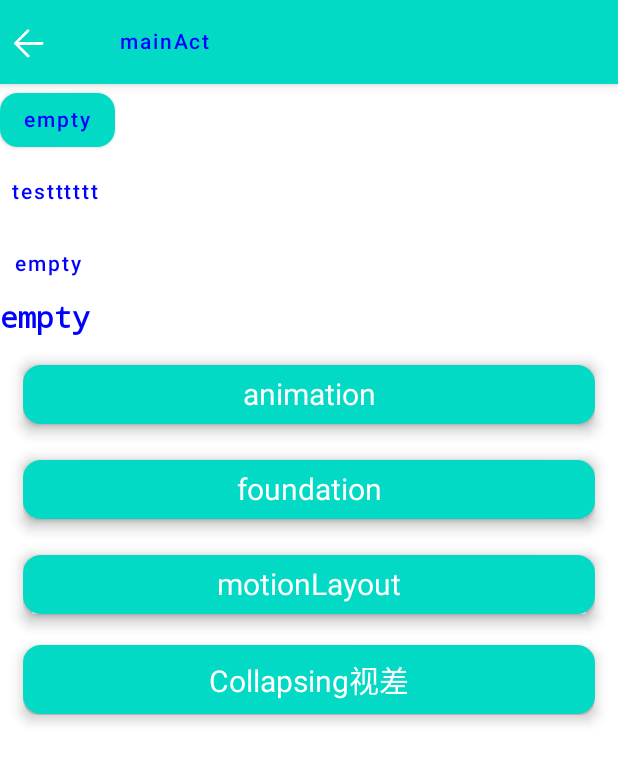
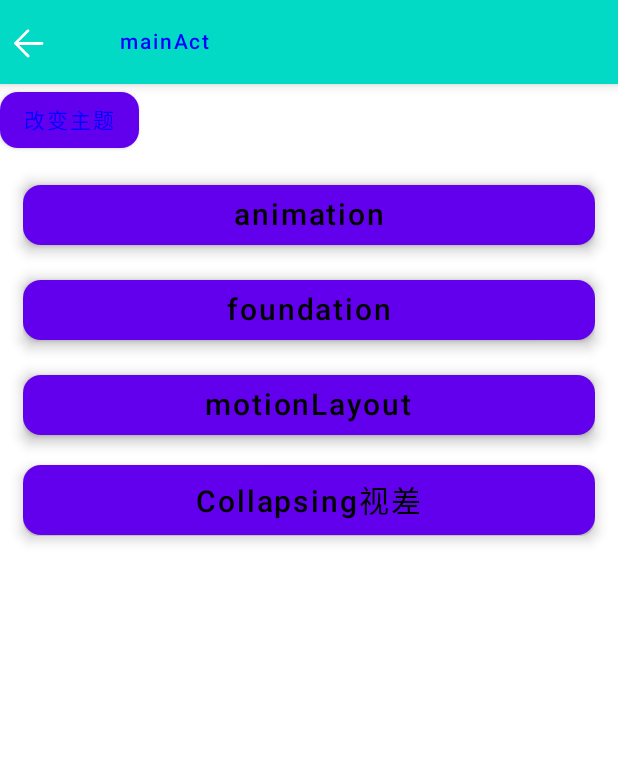
Before and after one commit to EasonHolmes/composeTest, an Android app built with Jetpack Compose: the screen it shows after launch (ComposeUIActivity), on a phone screen of 412 x 824 dp. Shown: the top 763 px of the screen. Run offline under Robolectric (Android 15) with nearby library versions, the phone set to English and light mode, and no system bars; our stand-ins replace livedata-compose.

Commit message:
自定义更改主题颜色

```diff
--- a/app/src/main/java/com/example/myapplication/ComposeUIActivity.kt
+++ b/app/src/main/java/com/example/myapplication/ComposeUIActivity.kt
@@ -17,11 +17,8 @@ import androidx.compose.foundation.lazy.itemsIndexed
 import androidx.compose.foundation.lazy.rememberLazyListState
 import androidx.compose.foundation.rememberScrollState
 import androidx.compose.foundation.shape.RoundedCornerShape
-import androidx.compose.material.Button
-import androidx.compose.material.Text
-import androidx.compose.material.TextButton
-import androidx.compose.runtime.Composable
-import androidx.compose.runtime.State
+import androidx.compose.material.*
+import androidx.compose.runtime.*
 import androidx.compose.runtime.livedata.observeAsState
 import androidx.compose.ui.Alignment
 import androidx.compose.ui.Modifier
@@ -32,11 +29,15 @@ import androidx.compose.ui.unit.dp
 import androidx.compose.ui.unit.sp
 import androidx.core.app.ActivityCompat
 import androidx.core.content.ContextCompat
+import androidx.core.content.ContextCompat.startActivity
 import androidx.lifecycle.LiveData
 import androidx.lifecycle.ViewModelProvider
 import androidx.lifecycle.viewmodel.compose.viewModel
 import com.example.myapplication.ui.*
+import com.example.myapplication.ui.mytheme.ChangeColorApplicationTheme
+import com.example.myapplication.ui.mytheme.ColorTheme
 import com.example.myapplication.ui.mytheme.CustomApplicationTheme
+import com.example.myapplication.ui.mytheme.localColors
 import com.example.myapplication.ui.vm.ExampleUiState
 import com.example.myapplication.ui.vm.TestViewModel
 import com.example.myapplication.ui.widget.ClickColumn
@@ -70,11 +71,18 @@ class ComposeUIActivity : BaseActivity() {
 
     @Composable
     override fun ContentView() {
+        var changeColor by remember {
+            mutableStateOf(ColorTheme.BLACK)
+        }
         Column {
-
-            val ts = testss()
-            testeee(data = ts)
-            ListUI()
+            ChangeColorApplicationTheme(changeColor) {
+                Button(onClick = {
+                    changeColor = ColorTheme.WHITE
+                }) {
+                    Text(text = "改变主题")
+                }
+                ListUI()
+            }
         }
     }
 
@@ -83,7 +91,7 @@ class ComposeUIActivity : BaseActivity() {
     }
 
     //测试ComposeUI 刷新范围,结论：
-    // 当控件里有可临听刷新State(Livedata StateFlow等)， 刷新范围为 @Composable方法内的，会重新走一遍@Composable注解的方法
+    // 当控件里有可监听刷新State(Livedata StateFlow等)， 刷新范围为 @Composable方法内的，会重新走一遍@Composable注解的方法
     // 所以当例如button(){text()}中的text是在@Composable内，就不会让当前方法重新走，而如果只是text(text=state)中的text更新时，就会引发@Composable重新走
     // 当重新走@Composable注解的方法时，刷新的控件只包含对应监听state的控件，并不会引发都刷新，
     //Viewmodel：ViewModelProvider(this)[TestViewModel::class.java]获取的ViewModel和方法中使用委拖viewModel()方法，获取的是同一个ViewModel
@@ -113,19 +121,19 @@ class ComposeUIActivity : BaseActivity() {
 
         TextButton(onClick = {
             viewmodel.uiViewEvent.value = ExampleUiState()
-        }){
-            Log.e("ethan","ttttttt22222")
+        }) {
+            Log.e("ethan", "ttttttt22222")
             Text(text = "testttttt")
         }
         TextButton(onClick = {
-            Log.e("ethan","ttttttt33333")
+            Log.e("ethan", "ttttttt33333")
             viewmodel.uiViewEvent.value = ExampleUiState()
-        }){
-            Log.e("ethan","ttttttt44444")
+        }) {
+            Log.e("ethan", "ttttttt44444")
             Text(text = data.value?.testContent ?: "empty")
         }
         Text(text = data.value?.testContent ?: "empty", modifier = Modifier.clickable {
-            Log.e("ethan","ttttttt")
+            Log.e("ethan", "ttttttt")
             viewmodel.uiViewEvent.value = ExampleUiState()
         })
     }
@@ -148,7 +156,8 @@ class ComposeUIActivity : BaseActivity() {
                     Text(
                         text = jumpEntity.value,
                         fontSize = 20.sp,
-                        style = androidx.compose.ui.text.TextStyle(color = Color.White),
+//                        style = androidx.compose.ui.text.TextStyle(color = Color.White),
+                        color = MaterialTheme.colors.onBackground,
                         modifier = Modifier.align(alignment = Alignment.CenterVertically)
                     )
                 }
--- a/app/src/main/java/com/example/myapplication/MainActivity.kt
+++ b/app/src/main/java/com/example/myapplication/MainActivity.kt
@@ -8,14 +8,14 @@ import androidx.compose.material.*
 import androidx.compose.runtime.Composable
 import androidx.compose.ui.Modifier
 import androidx.compose.ui.tooling.preview.Preview
-import com.example.myapplication.ui.theme.MyApplicationTheme
+import com.example.myapplication.ui.mytheme.CustomApplicationTheme
 
 class MainActivity : ComponentActivity() {
     override fun onCreate(savedInstanceState: Bundle?) {
         super.onCreate(savedInstanceState)
 
         setContent {
-            MyApplicationTheme {
+            CustomApplicationTheme() {
                 // A surface container using the 'background' color from the theme
                 Surface(
                     modifier = Modifier.fillMaxSize(),
@@ -36,7 +36,7 @@ fun Greeting(name: String) {
 @Preview(showBackground =true, showSystemUi = true)
 @Composable
 fun DefaultPreview() {
-    MyApplicationTheme {
+    CustomApplicationTheme() {
         Surface(
             modifier = Modifier.fillMaxSize(),
             color = MaterialTheme.colors.background
--- a/app/src/main/java/com/example/myapplication/ui/mytheme/Theme.kt
+++ b/app/src/main/java/com/example/myapplication/ui/mytheme/Theme.kt
@@ -1,13 +1,11 @@
 package com.example.myapplication.ui.mytheme
 
-import android.os.Build
 import androidx.compose.foundation.isSystemInDarkTheme
-import androidx.compose.material.MaterialTheme
-import androidx.compose.material.darkColors
-import androidx.compose.material.lightColors
+import androidx.compose.material.*
 import androidx.compose.runtime.Composable
-import androidx.compose.ui.platform.LocalContext
-import androidx.compose.ui.res.fontResource
+import androidx.compose.runtime.CompositionLocalProvider
+import androidx.compose.runtime.staticCompositionLocalOf
+import androidx.compose.ui.graphics.Color
 import com.example.myapplication.ui.theme.*
 
 /**
@@ -51,17 +49,70 @@ private val LightColorPalette = lightColors(
 //) {
 //    // M3 应用内容
 
+data class LocalColor(
+    val primary: androidx.compose.ui.graphics.Color = Color(android.graphics.Color.GREEN),
+    var textColor: androidx.compose.ui.graphics.Color = Color(android.graphics.Color.RED),
+)
+
+val localColors = staticCompositionLocalOf { LocalColor() }
+
 @Composable
 fun CustomApplicationTheme(
     darkTheme: Boolean = isSystemInDarkTheme(),
     content: @Composable () -> Unit
-)
-{
-   val  colors = if (darkTheme) DarkColorPalette else LightColorPalette
+) {
+    val colors = if (darkTheme) DarkColorPalette else LightColorPalette
+//    CompositionLocalProvider(LocalContentColor provides  Color.Green) {
     MaterialTheme(
         colors = colors,
         typography = typography,
         shapes = Shapes,
         content = content,
     )
+//    }
+
 }
+
+/**
+ * 手动更改色值圆角这些步骤：
+ * 1。定义枚举或实体类
+ * 2。MaterialTheme中传入对应的实体，以应用自义定的颜色
+ * 3。使用可变类型比如： var changeColor by remember {
+                        mutableStateOf(ColorTheme.BLACK)
+                                                }
+    4。在使用色值或圆角等的时候使用MaterialTheme.colors.onBackground
+    5。在触发修改的位置更改changeColor(枚举值)即可
+ */
+@Composable
+fun ChangeColorApplicationTheme(
+    colorTheme: ColorTheme = ColorTheme.BLACK,
+    content: @Composable () -> Unit
+) {
+    val colors = when(colorTheme){
+        ColorTheme.BLACK->{
+            Color.Black
+        }
+        ColorTheme.GREEN->{
+            Color.Green
+        }
+        ColorTheme.BLUE->{
+            Color.Blue
+        }
+        ColorTheme.WHITE->{
+            Color.White
+        }
+    }
+    MaterialTheme(
+        colors = lightColors(onBackground = colors),
+        typography = typography,
+        shapes = Shapes,
+        content = content,
+    )
+}
+
+enum class ColorTheme {
+    BLACK,
+    GREEN,
+    BLUE,
+    WHITE
+}
```
Also changed, not shown: app/src/main/java/com/example/myapplication/ui/theme/Theme.kt (+18 -18 lines), app/src/main/java/com/example/myapplication/ui/widget/CollapsingView.kt (+5 -2 lines). Lines whose indentation alone changed are shown as unchanged.
